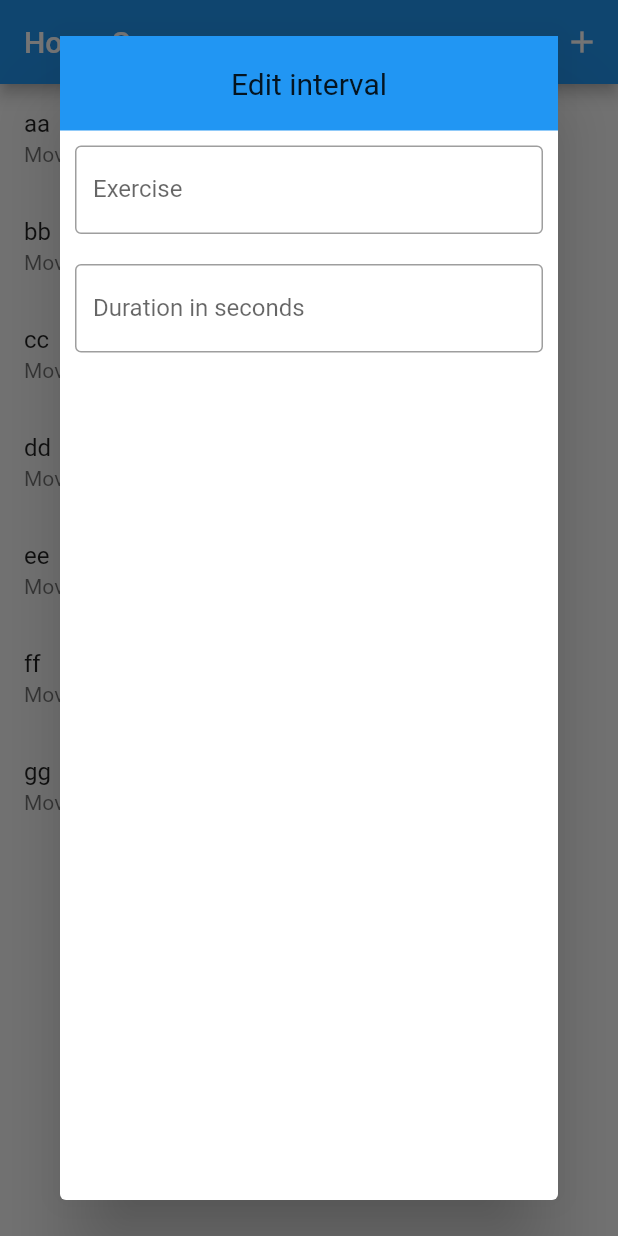
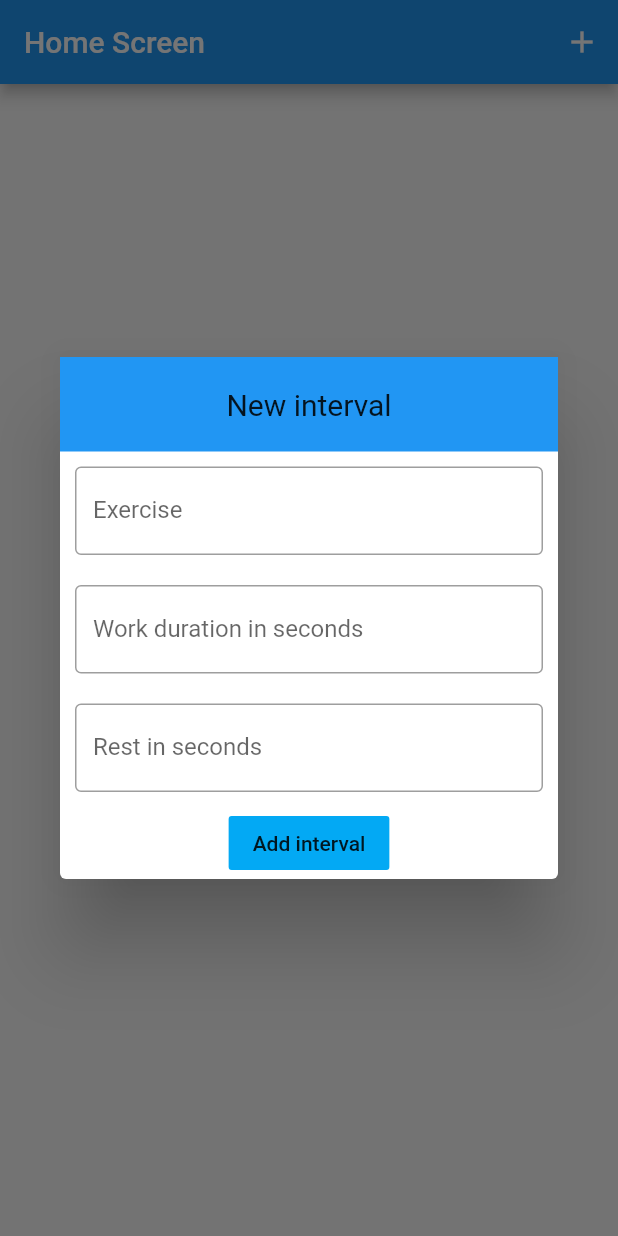
Before and after one commit to janushannesarson/Basketball-Interval-Training, a Flutter app: the screen it shows after launch, after a tap on the "add" icon, on a phone screen of 412 x 824 dp. Run offline on Flutter 3.47's test engine with Material 2 defaults, Android fonts, the phone set to English and light mode, and no system bars.

Commit message:
add interval butting working

```diff
--- a/lib/home_screen/home_screen.dart
+++ b/lib/home_screen/home_screen.dart
@@ -1,3 +1,4 @@
+import 'package:basketball_workouts/home_screen/home_screen_view_model.dart';
 import 'package:basketball_workouts/home_screen/new_interval_dialog.dart';
 import 'package:basketball_workouts/model/work_interval.dart';
 import 'package:flutter/material.dart';
@@ -8,16 +9,22 @@ class HomeScreen extends StatefulWidget {
 }
 
 class _HomeScreenState extends State<HomeScreen> {
-  List<String> data = ["aa", "bb", "cc", "dd", "ee", "ff", "gg"];
 
-  void _onReorder(int oldIndex, int newIndex) {
+  HomeScreenViewModel viewModel = HomeScreenViewModel();
+
+  void _onReorder(int oldIndex, int newIndex){
     setState(() {
-      if (newIndex > oldIndex) {
-        newIndex -= 1;
-      }
+      viewModel.onReorder(oldIndex, newIndex);
+    });
+  }
 
-      final x = data.removeAt(oldIndex);
-      data.insert(newIndex, x);
+  void _addIntervalDialog() {
+    showDialog(context: context, child: NewIntervalDialog(onAddConfirmed: _onAddConfirmed,));
+  }
+
+  void _onAddConfirmed(String exercise, int duration, int rest){
+    setState(() {
+      viewModel.addInterval(exercise, duration, rest);
     });
   }
 
@@ -35,7 +42,7 @@ class _HomeScreenState extends State<HomeScreen> {
         ],
       ),
       body: ReorderableListView(
-        children: data
+        children: viewModel.intervals
             .map((index) => ListTile(
                   key: ObjectKey(index),
                   title: Text("$index"),
@@ -47,7 +54,4 @@ class _HomeScreenState extends State<HomeScreen> {
     );
   }
 
-  void _addIntervalDialog(){
-    showDialog(context: context, child: NewIntervalDialog());
-  }
 }
--- /dev/null
+++ b/lib/home_screen/home_screen_view_model.dart
@@ -0,0 +1,18 @@
+import 'package:basketball_workouts/model/work_interval.dart';
+
+class HomeScreenViewModel {
+  List<WorkInterval> intervals = new List();
+
+  void onReorder(int oldIndex, int newIndex) {
+    if (newIndex > oldIndex) {
+      newIndex -= 1;
+    }
+
+    final x = intervals.removeAt(oldIndex);
+    intervals.insert(newIndex, x);
+  }
+
+  void addInterval(String exercise, int duration, int rest){
+    intervals.add(WorkInterval(title: exercise, duration: duration, rest: rest));
+  }
+}
--- a/lib/home_screen/new_interval_dialog.dart
+++ b/lib/home_screen/new_interval_dialog.dart
@@ -3,11 +3,19 @@ import 'package:flutter/material.dart';
 import 'package:flutter/services.dart';
 
 class NewIntervalDialog extends StatelessWidget {
-  const NewIntervalDialog({Key key, this.interval, this.onAdd})
-      : super(key: key);
+  NewIntervalDialog({Key key, this.onAddConfirmed}) : super(key: key);
 
-  final WorkInterval interval;
-  final void Function() onAdd;
+  final exerciseCtrl = TextEditingController();
+  final durationCtrl = TextEditingController();
+  final restCtrl = TextEditingController();
+
+  //test comment
+  final void Function(String exercise, int duration, int rest) onAddConfirmed;
+
+  void _addIntervalPressed() {
+    onAddConfirmed(exerciseCtrl.text, int.parse(durationCtrl.text),
+        int.parse(restCtrl.text));
+  }
 
   @override
   Widget build(BuildContext context) {
@@ -15,6 +23,7 @@ class NewIntervalDialog extends StatelessWidget {
       child: Container(
         padding: EdgeInsets.all(0),
         child: Column(
+          mainAxisSize: MainAxisSize.min,
           children: <Widget>[
             Container(
               padding: EdgeInsets.all(20),
@@ -24,7 +33,7 @@ class NewIntervalDialog extends StatelessWidget {
                 mainAxisSize: MainAxisSize.max,
                 children: <Widget>[
                   Text(
-                    "Edit interval",
+                    "New interval",
                     style: TextStyle(fontSize: 20),
                   )
                 ],
@@ -33,6 +42,7 @@ class NewIntervalDialog extends StatelessWidget {
             Container(
               padding: EdgeInsets.all(10),
               child: TextField(
+                controller: exerciseCtrl,
                 decoration: InputDecoration(
                   border: OutlineInputBorder(),
                   labelText: 'Exercise',
@@ -42,9 +52,10 @@ class NewIntervalDialog extends StatelessWidget {
             Container(
               padding: EdgeInsets.all(10),
               child: TextField(
+                controller: durationCtrl,
                 decoration: InputDecoration(
                   border: OutlineInputBorder(),
-                  labelText: 'Duration in seconds',
+                  labelText: 'Work duration in seconds',
                 ),
                 inputFormatters: <TextInputFormatter>[
                   WhitelistingTextInputFormatter.digitsOnly
@@ -52,6 +63,24 @@ class NewIntervalDialog extends StatelessWidget {
                 keyboardType: TextInputType.number,
               ),
             ),
+            Container(
+              padding: EdgeInsets.all(10),
+              child: TextField(
+                controller: restCtrl,
+                decoration: InputDecoration(
+                  border: OutlineInputBorder(),
+                  labelText: 'Rest in seconds',
+                ),
+                inputFormatters: <TextInputFormatter>[
+                  WhitelistingTextInputFormatter.digitsOnly
+                ],
+                keyboardType: TextInputType.number,
+              ),
+            ),
+            FlatButton(
+                color: Colors.lightBlue,
+                onPressed: _addIntervalPressed,
+                child: Text("Add interval"))
           ],
         ),
       ),
```
